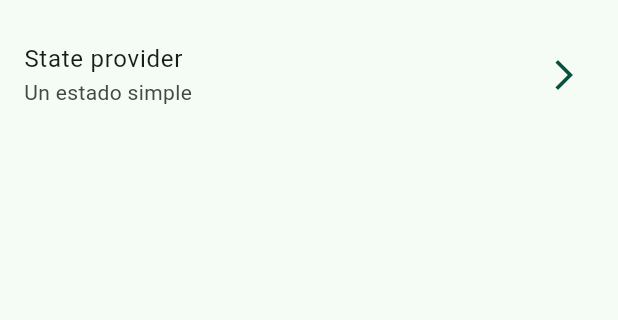
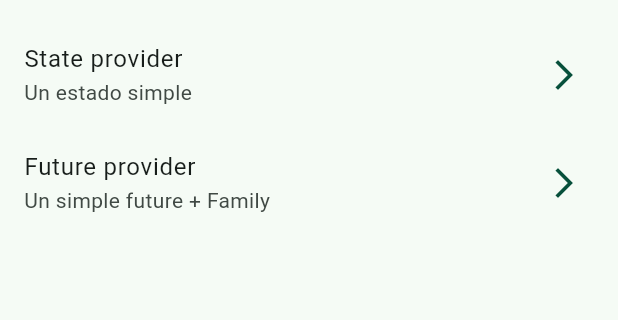
Before and after one commit to BrunoCura2020/river_app, a Flutter app: the screen it shows after launch, on a phone screen of 412 x 824 dp, the part 63-383 px from its top. Run offline on Flutter 3.47's test engine with Material 2 defaults, Android fonts, the phone set to English and light mode, and no system bars; our stand-ins replace dio, flutter_riverpod, go_router, google_fonts; missing offline and left inert: random_name_generator.

Commit message:
Se hace la primera peticion

```diff
--- a/lib/config/config.dart
+++ b/lib/config/config.dart
@@ -1,3 +1,4 @@
+export 'helpers/random_generator.dart';
+export 'helpers/pokemon_service.dart';
 export 'router/app_router.dart';
 export 'theme/app_theme.dart';
-export 'helpers/random_generator.dart';
--- a/lib/config/router/app_router.dart
+++ b/lib/config/router/app_router.dart
@@ -16,6 +16,11 @@ final appRouter = GoRouter(
     GoRoute(
       path: '/state-provider',
       builder: (context, state) => const StateProviderScreen()
-    )
+    ),
+
+    GoRoute(
+      path: '/future-provider',
+      builder: (context, state) => const PokemonScreen()
+    ),
   ]
 );
--- /dev/null
+++ b/lib/presentation/provider/provider.dart
@@ -0,0 +1,2 @@
+export 'random_name_provider.dart';
+export 'pokemon_provider.dart';
--- a/lib/presentation/screens/01-state-provider/state_provider_screen.dart
+++ b/lib/presentation/screens/01-state-provider/state_provider_screen.dart
@@ -1,6 +1,6 @@
 import 'package:flutter/material.dart';
 import 'package:flutter_riverpod/flutter_riverpod.dart';
-import 'package:river_app/presentation/screens/provider/provider.dart';
+import 'package:river_app/presentation/provider/provider.dart';
 
 class StateProviderScreen extends ConsumerWidget {
   const StateProviderScreen({super.key});
--- a/lib/presentation/screens/home/home_screen.dart
+++ b/lib/presentation/screens/home/home_screen.dart
@@ -27,6 +27,12 @@ class _HomeScreenView extends StatelessWidget {
           subTitle: 'Un estado simple',
           location: '/state-provider',
         ),
+
+        _CustomListTile(
+          title: 'Future provider',
+          subTitle: 'Un simple future + Family',
+          location: '/future-provider',
+        ),
       ],
     );
   }
--- a/lib/presentation/screens/provider/provider.dart
+++ /dev/null
@@ -1 +0,0 @@
-export 'random_name_provider.dart';
--- a/lib/presentation/screens/screens.dart
+++ b/lib/presentation/screens/screens.dart
@@ -1,3 +1,4 @@
 export 'home/home_screen.dart';
 
 export '01-state-provider/state_provider_screen.dart';
+export '02-future-provider/pokemon_screen.dart';
--- a/pubspec.yaml
+++ b/pubspec.yaml
@@ -7,6 +7,7 @@ environment:
   sdk: '>=3.0.6 <4.0.0'
 
 dependencies:
+  dio: ^5.3.3
   flutter:
     sdk: flutter
   flutter_riverpod: ^2.4.3
```
Also changed, not shown: lib/config/helpers/pokemon_service.dart (added, +15 -0 lines), lib/presentation/provider/pokemon_provider.dart (added, +8 -0 lines), lib/presentation/screens/02-future-provider/pokemon_screen.dart (added, +25 -0 lines), lib/presentation/provider/random_name_provider.dart (renamed from lib/presentation/screens/provider/random_name_provider.dart), pubspec.lock.
